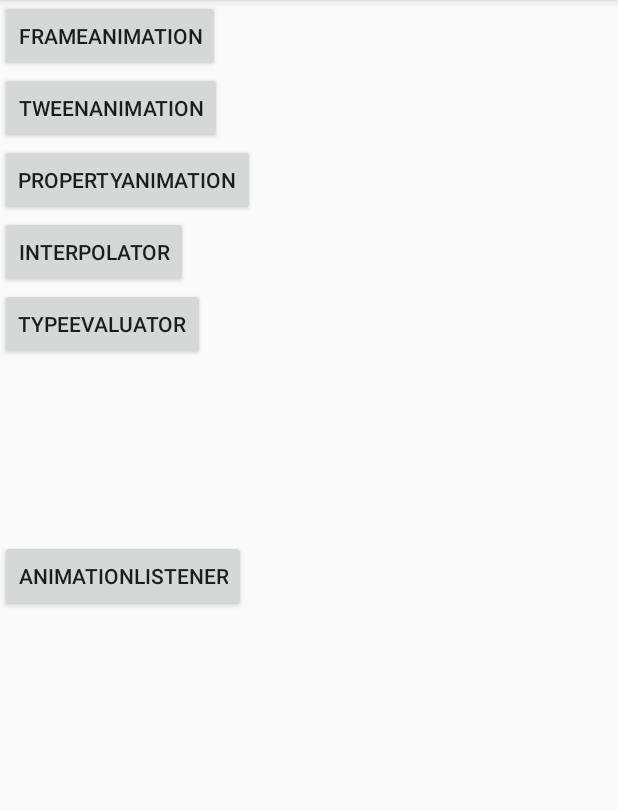
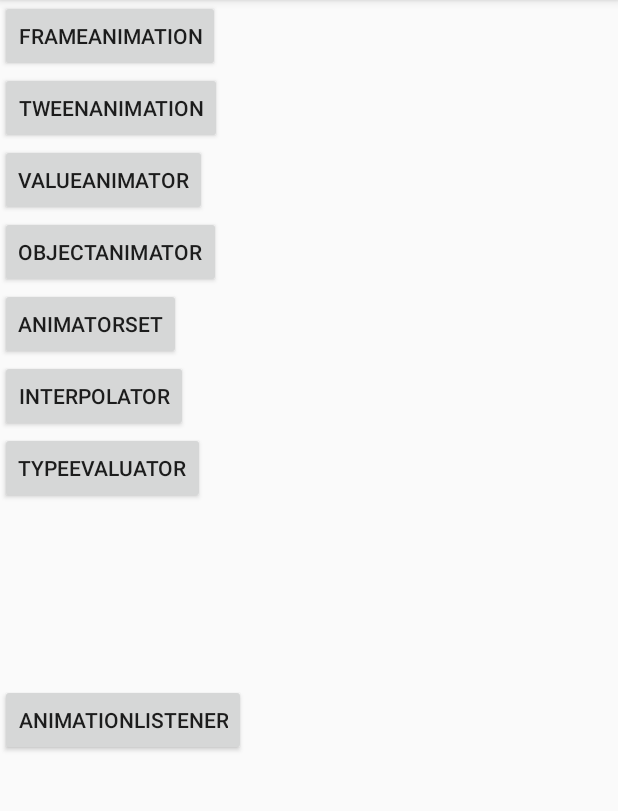
Before and after one commit to gx0609m/AndroidDemo, an Android app: the AnimationLearningActivity screen opened directly, with no data from a screen before it, on a phone screen of 412 x 824 dp, the part 84-895 px from its top. Run offline under Robolectric (Android 15) with nearby library versions, the phone set to English and light mode, and no system bars.

Commit message:
property animation

```diff
--- a/app/src/main/AndroidManifest.xml
+++ b/app/src/main/AndroidManifest.xml
@@ -88,7 +88,9 @@
         <activity android:name=".animation.AnimationLearningActivity" />
         <activity android:name=".animation.tweenanimation.TweenAnimationLearningActivity" />
         <activity android:name=".animation.frameanimation.FrameAnimationLearningActivity" />
-        <activity android:name=".animation.propertyanimation.PropertyAnimationLearningActivity" />
+        <activity android:name=".animation.propertyanimation.ValueAnimatorLearningActivity" />
+        <activity android:name=".animation.propertyanimation.ObjectAnimatorLearningActivity" />
+        <activity android:name=".animation.propertyanimation.AnimatorSetLearningActivity" />
         <activity android:name=".animation.tweenanimation.AnimationListenerLearningActivity" />
         <activity android:name=".animation.interpolator.InterpolatorLearningActivity" />
         <activity android:name=".animation.typeevaluator.TypeEvaluatorLearningActivity" />
--- a/app/src/main/java/com/example/administrator/androiddemo/animation/AnimationLearningActivity.java
+++ b/app/src/main/java/com/example/administrator/androiddemo/animation/AnimationLearningActivity.java
@@ -9,7 +9,9 @@ import android.widget.Button;
 import com.example.administrator.androiddemo.R;
 import com.example.administrator.androiddemo.animation.frameanimation.FrameAnimationLearningActivity;
 import com.example.administrator.androiddemo.animation.interpolator.InterpolatorLearningActivity;
-import com.example.administrator.androiddemo.animation.propertyanimation.PropertyAnimationLearningActivity;
+import com.example.administrator.androiddemo.animation.propertyanimation.AnimatorSetLearningActivity;
+import com.example.administrator.androiddemo.animation.propertyanimation.ObjectAnimatorLearningActivity;
+import com.example.administrator.androiddemo.animation.propertyanimation.ValueAnimatorLearningActivity;
 import com.example.administrator.androiddemo.animation.tweenanimation.AnimationListenerLearningActivity;
 import com.example.administrator.androiddemo.animation.tweenanimation.TweenAnimationLearningActivity;
 import com.example.administrator.androiddemo.animation.typeevaluator.TypeEvaluatorLearningActivity;
@@ -25,7 +27,9 @@ public class AnimationLearningActivity extends BaseActivity implements View.OnCl
 
     private Button frameAnimation;
     private Button tweenAnimation;
-    private Button propertyAnimation;
+    private Button valueAnimator;
+    private Button objectAnimator;
+    private Button animatorSet;
 
     private Button interpolator;
     private Button typeEvaluator;
@@ -52,8 +56,16 @@ public class AnimationLearningActivity extends BaseActivity implements View.OnCl
                 intent = new Intent(AnimationLearningActivity.this, TweenAnimationLearningActivity.class);
                 startActivity(intent);
                 break;
-            case R.id.propertyAnimation:
-                intent = new Intent(AnimationLearningActivity.this, PropertyAnimationLearningActivity.class);
+            case R.id.valueAnimator:
+                intent = new Intent(AnimationLearningActivity.this, ValueAnimatorLearningActivity.class);
+                startActivity(intent);
+                break;
+            case R.id.objectAnimator:
+                intent = new Intent(AnimationLearningActivity.this, ObjectAnimatorLearningActivity.class);
+                startActivity(intent);
+                break;
+            case R.id.animatorSet:
+                intent = new Intent(AnimationLearningActivity.this, AnimatorSetLearningActivity.class);
                 startActivity(intent);
                 break;
             case R.id.animationListener:
@@ -78,8 +90,11 @@ public class AnimationLearningActivity extends BaseActivity implements View.OnCl
         tweenAnimation = (Button) findViewById(R.id.tweenAnimation);
         tweenAnimation.setOnClickListener(this);
 
-        propertyAnimation = (Button) findViewById(R.id.propertyAnimation);
-        propertyAnimation.setOnClickListener(this);
+        valueAnimator = (Button) findViewById(R.id.valueAnimator);
+        valueAnimator.setOnClickListener(this);
+
+        objectAnimator = (Button) findViewById(R.id.objectAnimator);
+        objectAnimator.setOnClickListener(this);
 
         animationListener = (Button) findViewById(R.id.animationListener);
         animationListener.setOnClickListener(this);
@@ -89,5 +104,8 @@ public class AnimationLearningActivity extends BaseActivity implements View.OnCl
 
         typeEvaluator = (Button) findViewById(R.id.typeEvaluator);
         typeEvaluator.setOnClickListener(this);
+
+        animatorSet = (Button) findViewById(R.id.animatorSet);
+        animatorSet.setOnClickListener(this);
     }
 }
--- a/app/src/main/java/com/example/administrator/androiddemo/animation/propertyanimation/PointEvaluator.java
+++ b/app/src/main/java/com/example/administrator/androiddemo/animation/typeevaluator/PointEvaluator.java
@@ -1,4 +1,4 @@
-package com.example.administrator.androiddemo.animation.propertyanimation;
+package com.example.administrator.androiddemo.animation.typeevaluator;
 
 import android.animation.TypeEvaluator;
 
--- a/app/src/main/java/com/example/administrator/androiddemo/animation/typeevaluator/TypeEvaluatorLearningActivity.java
+++ b/app/src/main/java/com/example/administrator/androiddemo/animation/typeevaluator/TypeEvaluatorLearningActivity.java
@@ -9,7 +9,6 @@ import android.widget.Button;
 import android.widget.TextView;
 
 import com.example.administrator.androiddemo.R;
-import com.example.administrator.androiddemo.animation.propertyanimation.PointEvaluator;
 import com.example.administrator.androiddemo.base.BaseActivity;
 import com.example.administrator.androiddemo.model.object.Point;
 
--- a/app/src/main/res/animator/value_animation_ofint.xml
+++ b/app/src/main/res/animator/value_animation_ofint.xml
@@ -10,7 +10,7 @@
     android:interpolator="@android:anim/overshoot_interpolator"
     android:repeatCount="0"
     android:repeatMode="restart"
-    android:startOffset="1000"
+    android:startOffset="100"
     android:valueFrom="0"
     android:valueTo="10"
     android:valueType="intType">
--- a/app/src/main/res/layout/activity_animation_learning.xml
+++ b/app/src/main/res/layout/activity_animation_learning.xml
@@ -17,10 +17,22 @@
         android:text="TweenAnimation" />
 
     <Button
-        android:id="@+id/propertyAnimation"
+        android:id="@+id/valueAnimator"
         android:layout_width="wrap_content"
         android:layout_height="wrap_content"
-        android:text="PropertyAnimation" />
+        android:text="ValueAnimator" />
+
+    <Button
+        android:id="@+id/objectAnimator"
+        android:layout_width="wrap_content"
+        android:layout_height="wrap_content"
+        android:text="ObjectAnimator"/>
+
+    <Button
+        android:id="@+id/animatorSet"
+        android:layout_width="wrap_content"
+        android:layout_height="wrap_content"
+        android:text="AnimatorSet"/>
 
     <Button
         android:id="@+id/interpolator"
```
Also changed, not shown: app/src/main/java/com/example/administrator/androiddemo/animation/propertyanimation/AnimatorSetLearningActivity.java (added, +118 -0 lines), app/src/main/java/com/example/administrator/androiddemo/animation/propertyanimation/ObjectAnimatorLearningActivity.java (added, +92 -0 lines), app/src/main/java/com/example/administrator/androiddemo/animation/propertyanimation/ValueAnimatorLearningActivity.java (renamed from app/src/main/java/com/example/administrator/androiddemo/animation/propertyanimation/PropertyAnimationLearningActivity.java, +7 -6 lines), app/src/main/res/animator/animator_set.xml (added, +46 -0 lines), app/src/main/res/animator/object_animator.xml (added, +19 -0 lines), app/src/main/res/layout/activity_animator_set_learning.xml (added, +31 -0 lines), app/src/main/res/layout/activity_object_animator_learning.xml (added, +21 -0 lines), app/src/main/res/flowchart/object_animator.png (added), app/src/main/res/layout/activity_value_animator_learning.xml (renamed from app/src/main/res/layout/activity_propertyanimation_learning.xml), 5 other files.
